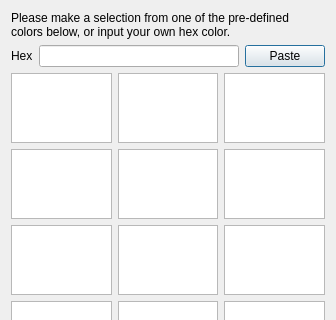
Before: the Qt Designer form colorpickerdialog.ui in Bo0sted/phasmophobia-stopwatch-timer, drawn with Qt 5; both pictures show x 0 to 336 and y 0 to 320 of the 336 by 490 pixel window.
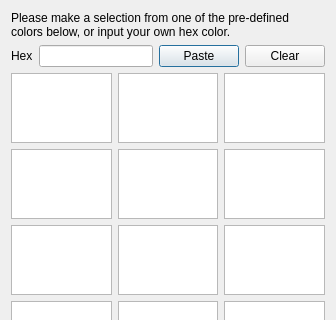
After: the same form once the commit is applied.

Commit message: added paste button in color picker

```diff
--- a/colorpickerdialog.ui
+++ b/colorpickerdialog.ui
@@ -96,6 +96,13 @@
        </item>
       </layout>
      </item>
+     <item>
+      <widget class="QPushButton" name="pushButton_2">
+       <property name="text">
+        <string>Clear</string>
+       </property>
+      </widget>
+     </item>
     </layout>
    </item>
    <item>
```
The commit also changes 5 other files.
